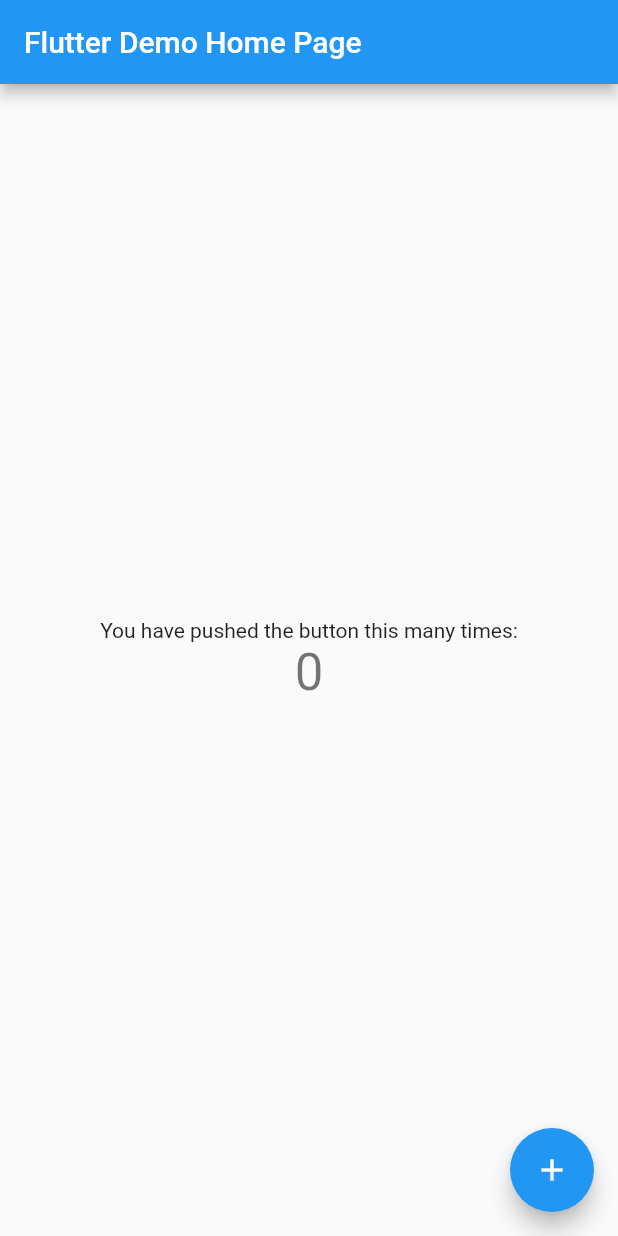
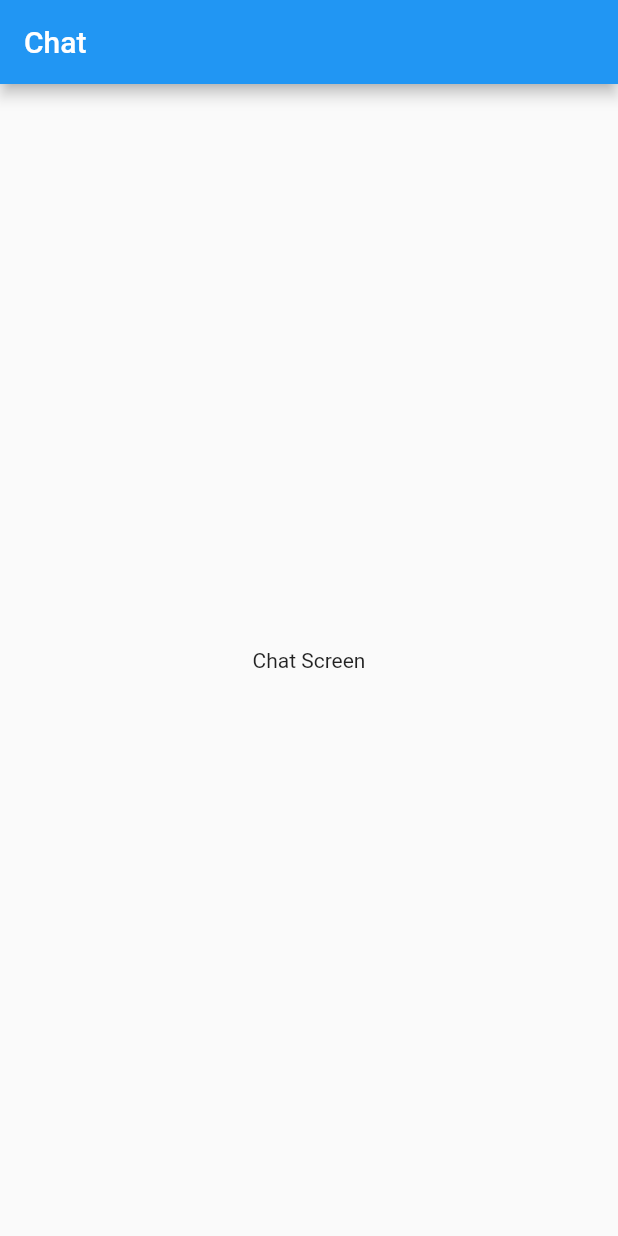
Before and after one commit to lemoye622/chatgpt, a Flutter app: the screen it shows after launch, on a phone screen of 412 x 824 dp. Run offline on Flutter 3.47's test engine with Material 2 defaults, Android fonts, the phone set to English and light mode, and no system bars.

Commit message:
feat: 创建聊天页面&修改APP的入口页面

```diff
--- /dev/null
+++ b/lib/chat_screen.dart
@@ -0,0 +1,18 @@
+
+import 'package:flutter/material.dart';
+
+class ChatScreen extends StatelessWidget {
+  const ChatScreen({ super.key });
+
+  @override
+  Widget build(BuildContext buildContext) {
+    return Scaffold(
+      appBar: AppBar(
+        title: const Text('Chat'),
+      ),
+      body: const Center(
+        child: Text('Chat Screen'),
+      ),
+    );
+  }
+}
--- a/lib/main.dart
+++ b/lib/main.dart
@@ -1,4 +1,6 @@
 import 'package:flutter/material.dart';
+
+import 'chat_screen.dart';
 
 void main() {
   runApp(const MyApp());
@@ -11,105 +13,11 @@ class MyApp extends StatelessWidget {
   @override
   Widget build(BuildContext context) {
     return MaterialApp(
-      title: 'Flutter Demo',
+      title: 'ChatGPT',
       theme: ThemeData(
-        // This is the theme of your application.
-        //
-        // Try running your application with "flutter run". You'll see the
-        // application has a blue toolbar. Then, without quitting the app, try
-        // changing the primarySwatch below to Colors.green and then invoke
-        // "hot reload" (press "r" in the console where you ran "flutter run",
-        // or simply save your changes to "hot reload" in a Flutter IDE).
-        // Notice that the counter didn't reset back to zero; the application
-        // is not restarted.
         primarySwatch: Colors.blue,
       ),
-      home: const MyHomePage(title: 'Flutter Demo Home Page'),
+      home: const ChatScreen(),
     );
   }
 }
-
-class MyHomePage extends StatefulWidget {
-  const MyHomePage({super.key, required this.title});
-
-  // This widget is the home page of your application. It is stateful, meaning
-  // that it has a State object (defined below) that contains fields that affect
-  // how it looks.
-
-  // This class is the configuration for the state. It holds the values (in this
-  // case the title) provided by the parent (in this case the App widget) and
-  // used by the build method of the State. Fields in a Widget subclass are
-  // always marked "final".
-
-  final String title;
-
-  @override
-  State<MyHomePage> createState() => _MyHomePageState();
-}
-
-class _MyHomePageState extends State<MyHomePage> {
-  int _counter = 0;
-
-  void _incrementCounter() {
-    setState(() {
-      // This call to setState tells the Flutter framework that something has
-      // changed in this State, which causes it to rerun the build method below
-      // so that the display can reflect the updated values. If we changed
-      // _counter without calling setState(), then the build method would not be
-      // called again, and so nothing would appear to happen.
-      _counter++;
-    });
-  }
-
-  @override
-  Widget build(BuildContext context) {
-    // This method is rerun every time setState is called, for instance as done
-    // by the _incrementCounter method above.
-    //
-    // The Flutter framework has been optimized to make rerunning build methods
-    // fast, so that you can just rebuild anything that needs updating rather
-    // than having to individually change instances of widgets.
-    return Scaffold(
-      appBar: AppBar(
-        // Here we take the value from the MyHomePage object that was created by
-        // the App.build method, and use it to set our appbar title.
-        title: Text(widget.title),
-      ),
-      body: Center(
-        // Center is a layout widget. It takes a single child and positions it
-        // in the middle of the parent.
-        child: Column(
-          // Column is also a layout widget. It takes a list of children and
-          // arranges them vertically. By default, it sizes itself to fit its
-          // children horizontally, and tries to be as tall as its parent.
-          //
-          // Invoke "debug painting" (press "p" in the console, choose the
-          // "Toggle Debug Paint" action from the Flutter Inspector in Android
-          // Studio, or the "Toggle Debug Paint" command in Visual Studio Code)
-          // to see the wireframe for each widget.
-          //
-          // Column has various properties to control how it sizes itself and
-          // how it positions its children. Here we use mainAxisAlignment to
-          // center the children vertically; the main axis here is the vertical
-          // axis because Columns are vertical (the cross axis would be
-          // horizontal).
-          mainAxisAlignment: MainAxisAlignment.center,
-          children: <Widget>[
-            const Text(
-              'You have pushed the button this many times:',
-            ),
-            Text(
-              '$_counter',
-              style: Theme.of(context).textTheme.headlineMedium,
-            ),
-          ],
-        ),
-      ),
-      floatingActionButton: FloatingActionButton(
-        onPressed: _incrementCounter,
-        tooltip: 'Increment',
-        child: const Icon(Icons.add),
-      ), // This trailing comma makes auto-formatting nicer for build methods.
-    );
-  }
-}
```
